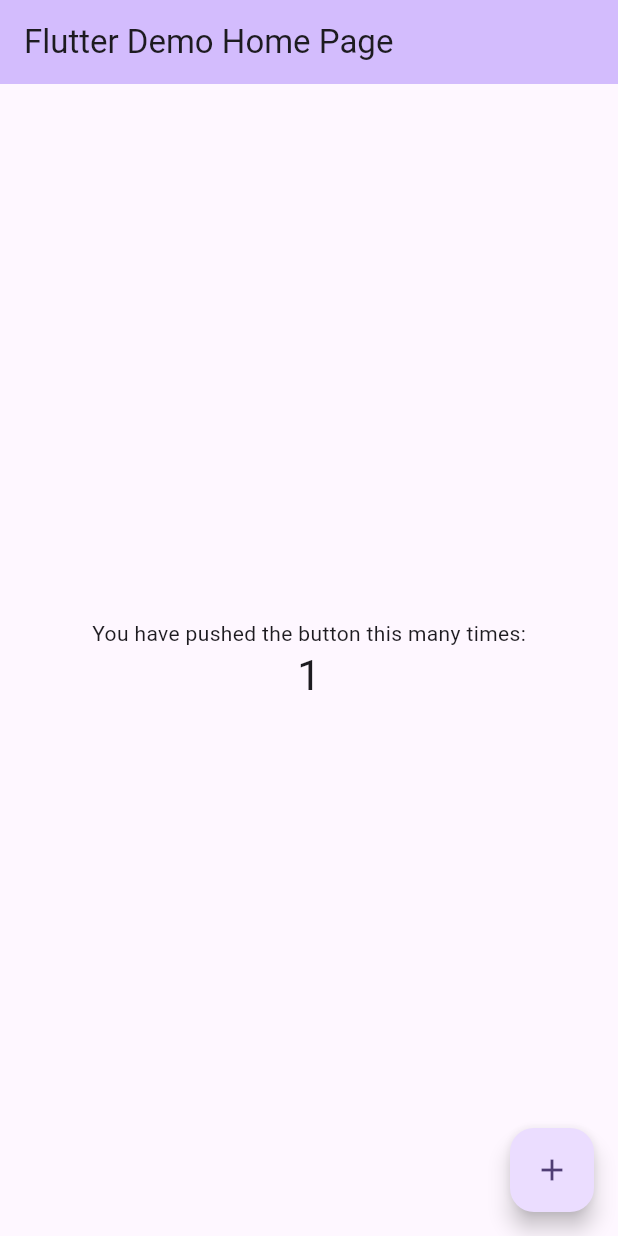
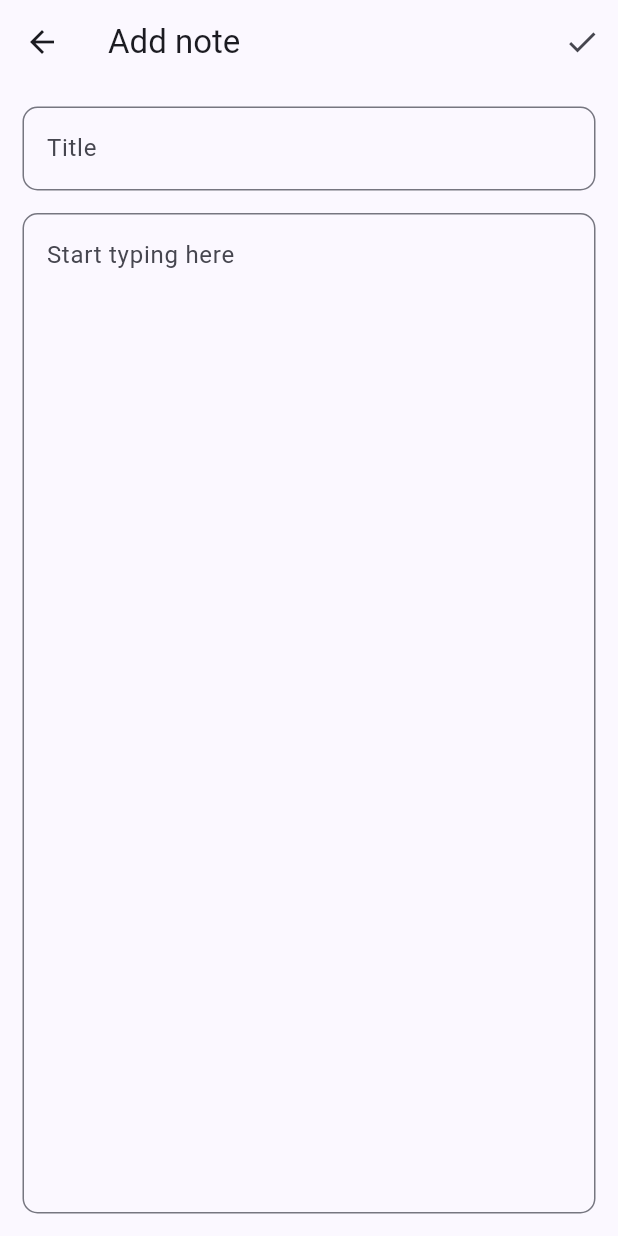
Before and after one commit to amAkshay18/Journal-App, a Flutter app: the screen it shows after launch, after a tap on the "add" icon, on a phone screen of 412 x 824 dp. Run offline on Flutter 3.47's test engine with Material 3 defaults, Android fonts, the phone set to English and light mode, and no system bars.

Commit message:
UI completed successfully

```diff
--- a/lib/main.dart
+++ b/lib/main.dart
@@ -1,4 +1,5 @@
 import 'package:flutter/material.dart';
+import 'package:journal/screens/home/home_screen.dart';
 
 void main() {
   runApp(const MyApp());
@@ -7,119 +8,16 @@ void main() {
 class MyApp extends StatelessWidget {
   const MyApp({super.key});
 
-  // This widget is the root of your application.
   @override
   Widget build(BuildContext context) {
     return MaterialApp(
-      title: 'Flutter Demo',
+      debugShowCheckedModeBanner: false,
+      title: 'My Dairy',
       theme: ThemeData(
-        // This is the theme of your application.
-        //
-        // TRY THIS: Try running your application with "flutter run". You'll see
-        // the application has a purple toolbar. Then, without quitting the app,
-        // try changing the seedColor in the colorScheme below to Colors.green
-        // and then invoke "hot reload" (save your changes or press the "hot
-        // reload" button in a Flutter-supported IDE, or press "r" if you used
-        // the command line to start the app).
-        //
-        // Notice that the counter didn't reset back to zero; the application
-        // state is not lost during the reload. To reset the state, use hot
-        // restart instead.
-        //
-        // This works for code too, not just values: Most code changes can be
-        // tested with just a hot reload.
-        colorScheme: ColorScheme.fromSeed(seedColor: Colors.deepPurple),
+        colorScheme: ColorScheme.fromSeed(seedColor: Colors.indigo),
         useMaterial3: true,
       ),
-      home: const MyHomePage(title: 'Flutter Demo Home Page'),
+      home: const HomeScreen(),
     );
   }
 }
-
-class MyHomePage extends StatefulWidget {
-  const MyHomePage({super.key, required this.title});
-
-  // This widget is the home page of your application. It is stateful, meaning
-  // that it has a State object (defined below) that contains fields that affect
-  // how it looks.
-
-  // This class is the configuration for the state. It holds the values (in this
-  // case the title) provided by the parent (in this case the App widget) and
-  // used by the build method of the State. Fields in a Widget subclass are
-  // always marked "final".
-
-  final String title;
-
-  @override
-  State<MyHomePage> createState() => _MyHomePageState();
-}
-
-class _MyHomePageState extends State<MyHomePage> {
-  int _counter = 0;
-
-  void _incrementCounter() {
-    setState(() {
-      // This call to setState tells the Flutter framework that something has
-      // changed in this State, which causes it to rerun the build method below
-      // so that the display can reflect the updated values. If we changed
-      // _counter without calling setState(), then the build method would not be
-      // called again, and so nothing would appear to happen.
-      _counter++;
-    });
-  }
-
-  @override
-  Widget build(BuildContext context) {
-    // This method is rerun every time setState is called, for instance as done
-    // by the _incrementCounter method above.
-    //
-    // The Flutter framework has been optimized to make rerunning build methods
-    // fast, so that you can just rebuild anything that needs updating rather
-    // than having to individually change instances of widgets.
-    return Scaffold(
-      appBar: AppBar(
-        // TRY THIS: Try changing the color here to a specific color (to
-        // Colors.amber, perhaps?) and trigger a hot reload to see the AppBar
-        // change color while the other colors stay the same.
-        backgroundColor: Theme.of(context).colorScheme.inversePrimary,
-        // Here we take the value from the MyHomePage object that was created by
-        // the App.build method, and use it to set our appbar title.
-        title: Text(widget.title),
-      ),
-      body: Center(
-        // Center is a layout widget. It takes a single child and positions it
-        // in the middle of the parent.
-        child: Column(
-          // Column is also a layout widget. It takes a list of children and
-          // arranges them vertically. By default, it sizes itself to fit its
-          // children horizontally, and tries to be as tall as its parent.
-          //
-          // Column has various properties to control how it sizes itself and
-          // how it positions its children. Here we use mainAxisAlignment to
-          // center the children vertically; the main axis here is the vertical
-          // axis because Columns are vertical (the cross axis would be
-          // horizontal).
-          //
-          // TRY THIS: Invoke "debug painting" (choose the "Toggle Debug Paint"
-          // action in the IDE, or press "p" in the console), to see the
-          // wireframe for each widget.
-          mainAxisAlignment: MainAxisAlignment.center,
-          children: <Widget>[
-            const Text(
-              'You have pushed the button this many times:',
-            ),
-            Text(
-              '$_counter',
-              style: Theme.of(context).textTheme.headlineMedium,
-            ),
-          ],
-        ),
-      ),
-      floatingActionButton: FloatingActionButton(
-        onPressed: _incrementCounter,
-        tooltip: 'Increment',
-        child: const Icon(Icons.add),
-      ), // This trailing comma makes auto-formatting nicer for build methods.
-    );
-  }
-}
--- /dev/null
+++ b/lib/screens/add_note/add_note_screen.dart
@@ -0,0 +1,51 @@
+import 'package:flutter/material.dart';
+
+class AddNoteScreen extends StatefulWidget {
+  const AddNoteScreen({super.key});
+
+  @override
+  State<AddNoteScreen> createState() => _AddNoteScreenState();
+}
+
+class _AddNoteScreenState extends State<AddNoteScreen> {
+  final _title = TextEditingController();
+  final _description = TextEditingController();
+  @override
+  Widget build(BuildContext context) {
+    return Scaffold(
+      appBar: AppBar(
+        title: const Text('Add note'),
+        actions: [IconButton(onPressed: () {}, icon: const Icon(Icons.done))],
+      ),
+      body: Padding(
+        padding: const EdgeInsets.all(15.0),
+        child: Column(
+          children: [
+            TextField(
+              controller: _title,
+              decoration: InputDecoration(
+                hintText: 'Title',
+                border: OutlineInputBorder(
+                  borderRadius: BorderRadius.circular(10),
+                ),
+              ),
+            ),
+            const SizedBox(height: 15),
+            Expanded(
+              child: TextField(
+                controller: _description,
+                decoration: InputDecoration(
+                  hintText: 'Start typing here',
+                  border: OutlineInputBorder(
+                    borderRadius: BorderRadius.circular(10),
+                  ),
+                ),
+                maxLines: 50,
+              ),
+            ),
+          ],
+        ),
+      ),
+    );
+  }
+}
--- a/lib/screens/home/home_screen.dart
+++ b/lib/screens/home/home_screen.dart
@@ -1,4 +1,6 @@
 import 'package:flutter/material.dart';
+import 'package:journal/screens/add_note/add_note_screen.dart';
+import 'package:journal/screens/home/widgets/item_note.dart';
 
 class HomeScreen extends StatefulWidget {
   const HomeScreen({super.key});
@@ -10,6 +12,38 @@ class HomeScreen extends StatefulWidget {
 class _HomeScreenState extends State<HomeScreen> {
   @override
   Widget build(BuildContext context) {
-    return const Scaffold();
+    return Scaffold(
+      appBar: AppBar(
+        title: const Text(
+          'My Dairy',
+        ),
+        centerTitle: true,
+      ),
+      body: ListView(
+        padding: const EdgeInsets.all(15),
+        children: const [
+          ItemNote(),
+          ItemNote(),
+          ItemNote(),
+          ItemNote(),
+          ItemNote(),
+        ],
+      ),
+      floatingActionButton: FloatingActionButton(
+        onPressed: () {
+          Navigator.push(
+            context,
+            MaterialPageRoute(
+              builder: (context) => const AddNoteScreen(),
+            ),
+          );
+        },
+        backgroundColor: Theme.of(context).colorScheme.primary,
+        foregroundColor: Colors.white,
+        child: const Icon(
+          Icons.add,
+        ),
+      ),
+    );
   }
 }
--- /dev/null
+++ b/lib/screens/home/widgets/item_note.dart
@@ -0,0 +1,80 @@
+import 'package:flutter/material.dart';
+
+class ItemNote extends StatelessWidget {
+  const ItemNote({super.key});
+
+  @override
+  Widget build(BuildContext context) {
+    return Container(
+      margin: const EdgeInsets.symmetric(vertical: 10),
+      child: Row(
+        children: [
+          Container(
+            padding: const EdgeInsets.symmetric(horizontal: 15, vertical: 5),
+            decoration: BoxDecoration(
+              borderRadius: BorderRadius.circular(10),
+              color: Colors.red,
+            ),
+            child: Column(
+              children: [
+                const Text(
+                  'DEC',
+                  style: TextStyle(
+                    color: Colors.white70,
+                  ),
+                ),
+                const SizedBox(height: 3),
+                Text(
+                  '02',
+                  style: Theme.of(context).textTheme.titleLarge?.copyWith(
+                        color: Colors.white,
+                        fontWeight: FontWeight.bold,
+                      ),
+                ),
+                const SizedBox(height: 3),
+                const Text(
+                  '2024',
+                  style: TextStyle(color: Colors.white70),
+                ),
+              ],
+            ),
+          ),
+          const SizedBox(width: 15),
+          Expanded(
+            child: Column(
+              crossAxisAlignment: CrossAxisAlignment.start,
+              children: [
+                Row(
+                  mainAxisAlignment: MainAxisAlignment.spaceBetween,
+                  children: [
+                    Expanded(
+                      child: Text(
+                        'This is the title',
+                        style: Theme.of(context).textTheme.titleMedium,
+                        maxLines: 1,
+                        overflow: TextOverflow.ellipsis,
+                      ),
+                    ),
+                    Text(
+                      '12:30 PM',
+                      style: Theme.of(context).textTheme.bodySmall,
+                    )
+                  ],
+                ),
+                const Text(
+                  'Here is the Description of this note Here is the Description of this noteHere is the Description of this noteHere is the Description of this noteHere is the Description of this noteHere is the Description of this noteHere is the Description of this noteHere is the Description of this note',
+                  style: TextStyle(
+                    fontWeight: FontWeight.w300,
+                    height: 1.5,
+                  ),
+                  maxLines: 3,
+                  overflow: TextOverflow.ellipsis,
+                ),
+              ],
+            ),
+          )
+        ],
+      ),
+    );
+  }
+}
--- a/pubspec.yaml
+++ b/pubspec.yaml
@@ -35,6 +35,8 @@ dependencies:
   # The following adds the Cupertino Icons font to your application.
   # Use with the CupertinoIcons class for iOS style icons.
   cupertino_icons: ^1.0.6
+  sqflite: ^2.3.3+1
+  path: ^1.9.0
 
 dev_dependencies:
   flutter_test:
```
Also changed, not shown: pubspec.lock, 1 other file.
